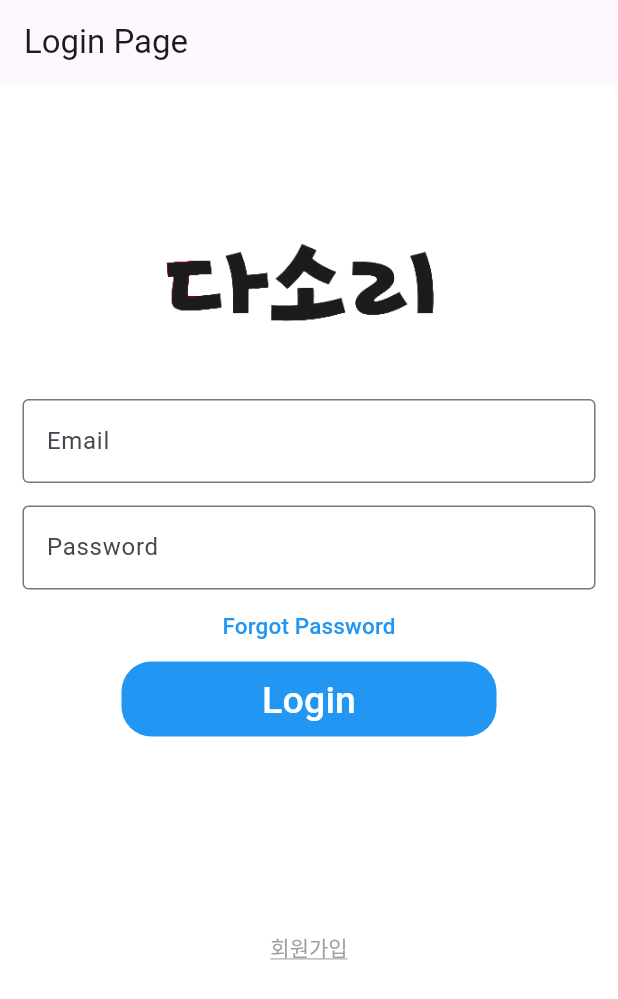
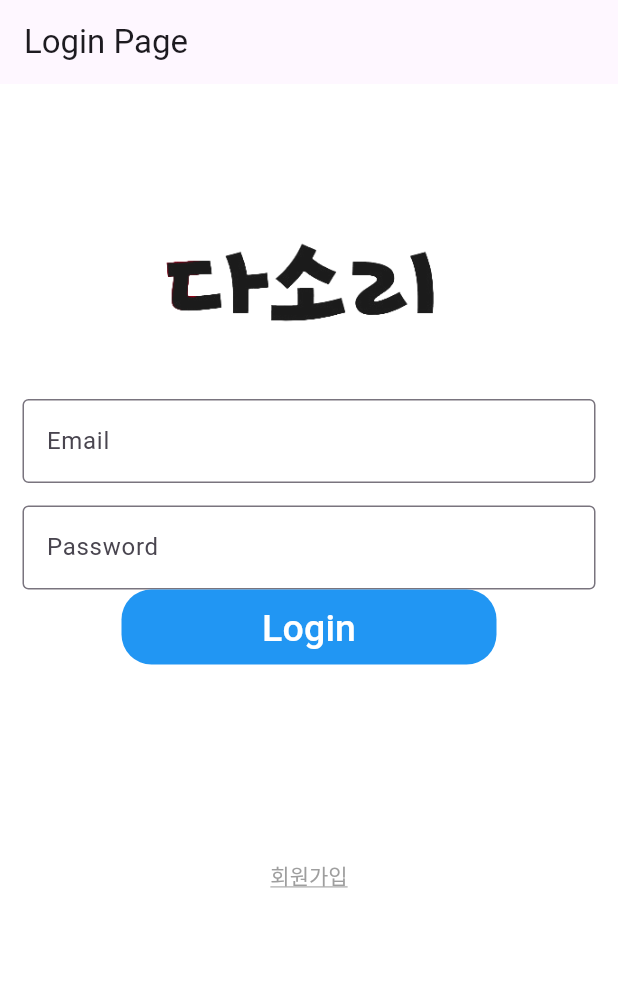
Before and after one commit to ram0420/flutter, a Flutter app: the screen it shows after launch, on a phone screen of 412 x 824 dp. Shown: the top 999 px of the screen. Run offline on Flutter 3.47's test engine with Material 3 defaults, Android fonts, the light colour scheme and no system bars.

Commit message:
forget password 삭제

```diff
--- a/lib/screen/login_page.dart
+++ b/lib/screen/login_page.dart
@@ -57,15 +57,6 @@ class LoginPage extends StatelessWidget {
                     hintText: 'Enter secure password'),
               ),
             ),
-            TextButton( //TextButton으로 바뀌었나봄
-              onPressed: (){
-                //TODO FORGOT PASSWORD SCREEN GOES HERE
-              },
-              child: Text(
-                'Forgot Password',
-                style: TextStyle(color: Colors.blue, fontSize: 15),
-              ),
-            ),
             Container(
               height: 50,
               width: 250,
```
